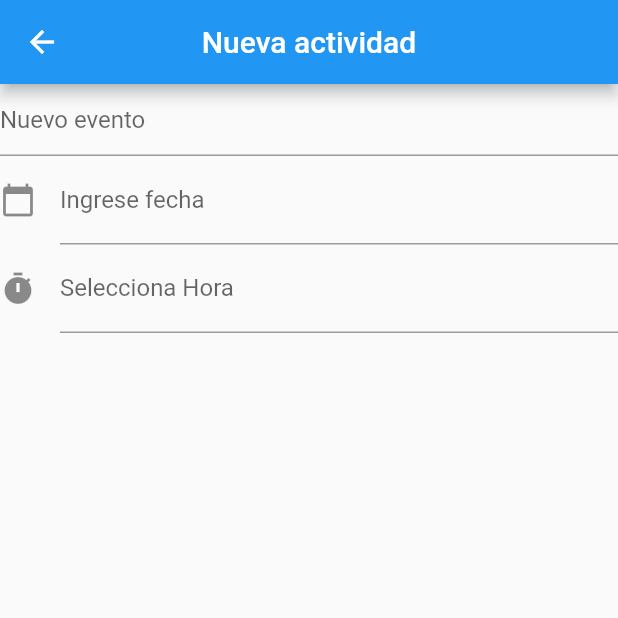
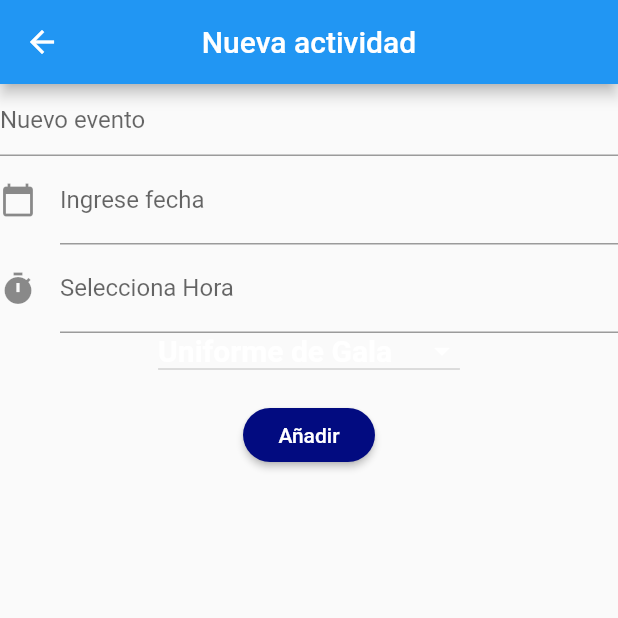
Before and after one commit to elvica20005/crud_firebase_270623, a Flutter app: the UploadPage screen opened directly, after a tap on "Nueva Actividad", on a phone screen of 412 x 824 dp, the top half of it. Run offline on Flutter 3.47's test engine with Material 2 defaults, Android fonts, the phone set to English and light mode, and no system bars; our stand-ins replace cloud_firestore, delayed_display, firebase_auth, firebase_core, firebase_storage, google_sign_in and 4 more; missing offline and left inert: flutter_barcode_scanner; accounts and stored records are empty.

Commit message:
Zapotlán

```diff
--- a/lib/pages/newactivity.dart
+++ b/lib/pages/newactivity.dart
@@ -1,5 +1,7 @@
 import 'package:flutter/material.dart';
 import 'package:intl/intl.dart';
+import 'package:cloud_firestore/cloud_firestore.dart';
+import 'package:firebase_auth/firebase_auth.dart';
 
 class Nueva extends StatefulWidget {
   const Nueva({Key? key}) : super(key: key);
@@ -9,9 +11,21 @@ class Nueva extends StatefulWidget {
 }
 
 class _NuevaState extends State<Nueva> {
+  String dropdownValue = 'Uniforme de Gala';
   TextEditingController evento = TextEditingController();
   TextEditingController dateController = TextEditingController();
   TextEditingController selTime = TextEditingController();
+
+  final _auth = FirebaseAuth.instance;
+  CollectionReference ref = FirebaseFirestore.instance.collection('evento');
+
+  var options = [
+    'Uniforme de Gala',
+    'Uniforme Deportivo',
+    'Vestimenta de calle',
+  ];
+  var _currentItemSelected = "Uniforme de Gala";
+  var vestimenta = "Uniforme de Gala";
 
   @override
   void initState() {
@@ -35,6 +49,9 @@ class _NuevaState extends State<Nueva> {
               decoration: const InputDecoration(
                 hintText: 'Nuevo evento',
               ),
+            ),
+            const SizedBox(
+              width: 50,
             ),
             TextField(
               controller: dateController,
@@ -74,10 +91,6 @@ class _NuevaState extends State<Nueva> {
                     print(pickedTime.toString());
                     var hora = '${pickedTime.hour.toString().padLeft(1,'0')} : ${pickedTime.minute.toString().padLeft(2,'0')}';
                     print('La hora es: ' +hora);
-                    //DateTime parsedTime = DateFormat.jm().parse(pickedTime.format.toString());
-                    //print(parsedTime);
-                    //String formattedTime = DateFormat('HH:mm:ss').format(parsedTime);
-                    //print(formattedTime);
                     setState(() {
                      selTime.text = hora;
                     });
@@ -86,6 +99,57 @@ class _NuevaState extends State<Nueva> {
                   }
               },
             ),
+
+            DropdownButton<String>(
+              dropdownColor: Colors.blueGrey,
+              isDense: true,
+              isExpanded: false,
+              iconEnabledColor: Colors.white,
+              focusColor: Colors.white,
+              items: options.map((String dropDownStringItem) {
+                return DropdownMenuItem<String>(
+                  value: dropDownStringItem,
+                  child: Text(
+                    dropDownStringItem,
+                    style: const TextStyle(
+                      color: Colors.white,
+                      fontWeight: FontWeight.bold,
+                      fontSize: 20,
+                    ),
+                  ),
+                );
+              }).toList(),
+              onChanged: (newValueSelected) {
+                setState(() {
+                  _currentItemSelected = newValueSelected!;
+                  vestimenta = newValueSelected;
+                });
+              },
+              value: _currentItemSelected,
+            ),
+            const SizedBox(
+              height: 20,
+            ),
+            MaterialButton(
+              color: const Color.fromARGB(255, 2, 11, 128),
+              shape: RoundedRectangleBorder(
+                  borderRadius: BorderRadius.circular(20)),
+              onPressed: () {
+                ref.add({
+                  'Evento': evento.text,
+                  'Fecha': dateController.text,
+                  'Hora': selTime.text,
+                  'Vestimenta': vestimenta,
+                });
+                Navigator.pop(context);
+              },
+              child: const Text(
+                'Añadir',
+                style: TextStyle(
+                  color: Colors.white,
+                ),
+              ),
+            ),
           ],
         ),
       ),
--- a/lib/pages/upload_page.dart
+++ b/lib/pages/upload_page.dart
@@ -12,25 +12,7 @@ class UploadPage extends StatefulWidget {
 }
 
 class _UploadPageState extends State<UploadPage> {
-  //var selDate;
-  //var selTime;
   File? imageFile;
-
-  //Fecha
-  /*void callDatePicker() async {
-    var selectDate = await getDatePickerWidget();
-    setState(() {
-      selDate = selectDate;
-    });
-  }
-
-  Future<DateTime?> getDatePickerWidget() {
-    return showDatePicker(
-        context: context,
-        initialDate: DateTime.now(),
-        firstDate: DateTime(2023),
-        lastDate: DateTime(2030));
-  }*/
 
   @override
   Widget build(BuildContext context) {
@@ -44,13 +26,6 @@ class _UploadPageState extends State<UploadPage> {
               mainAxisAlignment: MainAxisAlignment.center,
               crossAxisAlignment: CrossAxisAlignment.center,
               children: [
-                /* SizedBox(
-              width: double.infinity,
-              child: imageFile != null
-                  ? Image.file(imageFile!)
-                  : const Center(child: Text("No hay imagen")),
-            ),
-            const SizedBox(height: 50),*/
                 imageFile != null ? Image.file(imageFile!) : Container(
                   margin: const EdgeInsets.all(10),
                   height: 200,
@@ -98,7 +73,7 @@ class _UploadPageState extends State<UploadPage> {
                           MaterialPageRoute(builder:
                           (context) => const Nueva()));
                     },
-                    child: Text('Nueva Actividad')),
+                    child: const Text('Nueva Actividad')),
               ],
             ),
           ),
```
Also changed, not shown: lib/login_page/Administrador.dart (+4 -4 lines).
